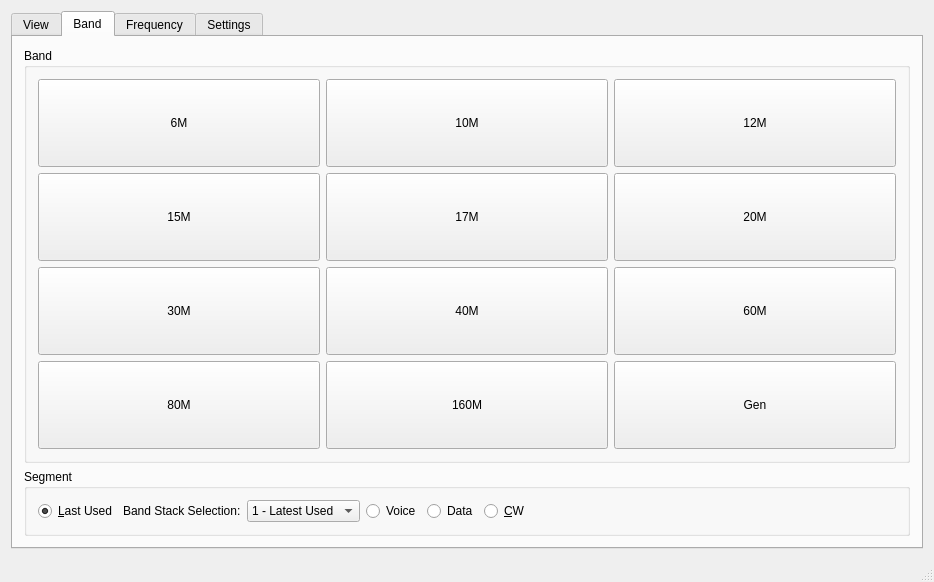
This is wfmain.ui in adecarolis/wfweb as Qt 5 draws it before an edit. The edited form follows.
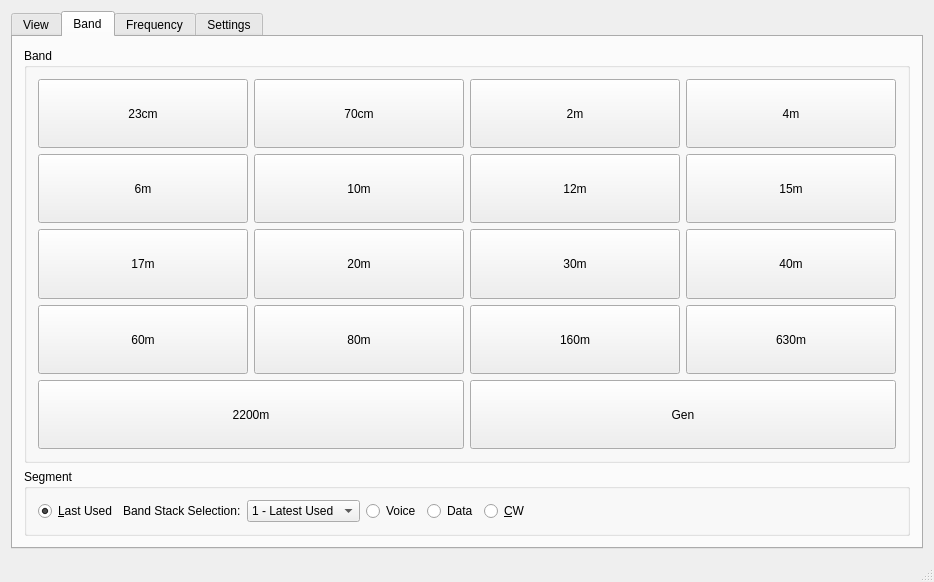
This is the edited form. The open tabs and pages were chosen to show the change. Custom widgets are drawn as their Qt base class.

Commit message: Added dynamic band buttons. Fixed multiple bugs related to various differences in band stacking register addresses (for example, the GEN band on the 705 has a different address from the 7100 and the 7300). This code was only tested with the 9700.

```diff
--- a/wfmain.ui
+++ b/wfmain.ui
@@ -830,6 +830,92 @@
            <string>Band</string>
           </property>
           <layout class="QVBoxLayout" name="verticalLayout_6">
+           <item>
+            <layout class="QHBoxLayout" name="horizontalLayout_26">
+             <property name="topMargin">
+              <number>0</number>
+             </property>
+             <property name="rightMargin">
+              <number>0</number>
+             </property>
+             <item>
+              <widget class="QPushButton" name="band23cmbtn">
+               <property name="sizePolicy">
+                <sizepolicy hsizetype="Minimum" vsizetype="MinimumExpanding">
+                 <horstretch>0</horstretch>
+                 <verstretch>0</verstretch>
+                </sizepolicy>
+               </property>
+               <property name="maximumSize">
+                <size>
+                 <width>16777215</width>
+                 <height>128</height>
+                </size>
+               </property>
+               <property name="text">
+                <string>23cm</string>
+               </property>
+              </widget>
+             </item>
+             <item>
+              <widget class="QPushButton" name="band70cmbtn">
+               <property name="sizePolicy">
+                <sizepolicy hsizetype="Minimum" vsizetype="MinimumExpanding">
+                 <horstretch>0</horstretch>
+                 <verstretch>0</verstretch>
+                </sizepolicy>
+               </property>
+               <property name="maximumSize">
+                <size>
+                 <width>16777215</width>
+                 <height>128</height>
+                </size>
+               </property>
+               <property name="text">
+                <string>70cm</string>
+               </property>
+              </widget>
+             </item>
+             <item>
+              <widget class="QPushButton" name="band2mbtn">
+               <property name="sizePolicy">
+                <sizepolicy hsizetype="Minimum" vsizetype="MinimumExpanding">
+                 <horstretch>0</horstretch>
+                 <verstretch>0</verstretch>
+                </sizepolicy>
+               </property>
+               <property name="maximumSize">
+                <size>
+                 <width>16777215</width>
+                 <height>128</height>
+                </size>
+               </property>
+               <property name="text">
+                <string>2m</string>
+               </property>
+              </widget>
+             </item>
+             <item>
+              <widget class="QPushButton" name="band4mbtn">
+               <property name="sizePolicy">
+                <sizepolicy hsizetype="Minimum" vsizetype="MinimumExpanding">
+                 <horstretch>0</horstretch>
+                 <verstretch>0</verstretch>
+                </sizepolicy>
+               </property>
+               <property name="maximumSize">
+                <size>
+                 <width>16777215</width>
+                 <height>128</height>
+                </size>
+               </property>
+               <property name="text">
+                <string>4m</string>
+               </property>
+              </widget>
+             </item>
+            </layout>
+           </item>
            <item>
             <layout class="QHBoxLayout" name="horizontalLayout_8">
              <item>
@@ -840,8 +926,14 @@
                  <verstretch>0</verstretch>
                 </sizepolicy>
                </property>
+               <property name="maximumSize">
+                <size>
+                 <width>16777215</width>
+                 <height>128</height>
+                </size>
+               </property>
                <property name="text">
-                <string>6M</string>
+                <string>6m</string>
                </property>
                <property name="shortcut">
                 <string>6</string>
@@ -856,8 +948,14 @@
                  <verstretch>0</verstretch>
                 </sizepolicy>
                </property>
+               <property name="maximumSize">
+                <size>
+                 <width>16777215</width>
+                 <height>128</height>
+                </size>
+               </property>
                <property name="text">
-                <string>10M</string>
+                <string>10m</string>
                </property>
                <property name="shortcut">
                 <string>1</string>
@@ -872,18 +970,20 @@
                  <verstretch>0</verstretch>
                 </sizepolicy>
                </property>
+               <property name="maximumSize">
+                <size>
+                 <width>16777215</width>
+                 <height>128</height>
+                </size>
+               </property>
                <property name="text">
-                <string>12M</string>
+                <string>12m</string>
                </property>
                <property name="shortcut">
                 <string>T</string>
                </property>
               </widget>
              </item>
-            </layout>
-           </item>
-           <item>
-            <layout class="QHBoxLayout" name="horizontalLayout_9">
              <item>
               <widget class="QPushButton" name="band15mbtn">
                <property name="sizePolicy">
@@ -892,14 +992,24 @@
                  <verstretch>0</verstretch>
                 </sizepolicy>
                </property>
+               <property name="maximumSize">
+                <size>
+                 <width>16777215</width>
+                 <height>128</height>
+                </size>
+               </property>
                <property name="text">
-                <string>15M</string>
+                <string>15m</string>
                </property>
                <property name="shortcut">
                 <string>5</string>
                </property>
               </widget>
              </item>
+            </layout>
+           </item>
+           <item>
+            <layout class="QHBoxLayout" name="horizontalLayout_9">
              <item>
               <widget class="QPushButton" name="band17mbtn">
                <property name="sizePolicy">
@@ -908,8 +1018,14 @@
                  <verstretch>0</verstretch>
                 </sizepolicy>
                </property>
+               <property name="maximumSize">
+                <size>
+                 <width>16777215</width>
+                 <height>128</height>
+                </size>
+               </property>
                <property name="text">
-                <string>17M</string>
+                <string>17m</string>
                </property>
                <property name="shortcut">
                 <string>7</string>
@@ -924,18 +1040,20 @@
                  <verstretch>0</verstretch>
                 </sizepolicy>
                </property>
+               <property name="maximumSize">
+                <size>
+                 <width>16777215</width>
+                 <height>128</height>
+                </size>
+               </property>
                <property name="text">
-                <string>20M</string>
+                <string>20m</string>
                </property>
                <property name="shortcut">
                 <string>2</string>
                </property>
               </widget>
              </item>
-            </layout>
-           </item>
-           <item>
-            <layout class="QHBoxLayout" name="horizontalLayout_10">
              <item>
               <widget class="QPushButton" name="band30mbtn">
                <property name="sizePolicy">
@@ -944,8 +1062,14 @@
                  <verstretch>0</verstretch>
                 </sizepolicy>
                </property>
+               <property name="maximumSize">
+                <size>
+                 <width>16777215</width>
+                 <height>128</height>
+                </size>
+               </property>
                <property name="text">
-                <string>30M</string>
+                <string>30m</string>
                </property>
                <property name="shortcut">
                 <string>3</string>
@@ -960,14 +1084,24 @@
                  <verstretch>0</verstretch>
                 </sizepolicy>
                </property>
+               <property name="maximumSize">
+                <size>
+                 <width>16777215</width>
+                 <height>128</height>
+                </size>
+               </property>
                <property name="text">
-                <string>40M</string>
+                <string>40m</string>
                </property>
                <property name="shortcut">
                 <string>4</string>
                </property>
               </widget>
              </item>
+            </layout>
+           </item>
+           <item>
+            <layout class="QHBoxLayout" name="horizontalLayout_10">
              <item>
               <widget class="QPushButton" name="band60mbtn">
                <property name="sizePolicy">
@@ -976,18 +1110,20 @@
                  <verstretch>0</verstretch>
                 </sizepolicy>
                </property>
+               <property name="maximumSize">
+                <size>
+                 <width>16777215</width>
+                 <height>128</height>
+                </size>
+               </property>
                <property name="text">
-                <string>60M</string>
+                <string>60m</string>
                </property>
                <property name="shortcut">
                 <string>S</string>
                </property>
               </widget>
              </item>
-            </layout>
-           </item>
-           <item>
-            <layout class="QHBoxLayout" name="horizontalLayout_11">
              <item>
               <widget class="QPushButton" name="band80mbtn">
                <property name="sizePolicy">
@@ -996,8 +1132,14 @@
                  <verstretch>0</verstretch>
                 </sizepolicy>
                </property>
+               <property name="maximumSize">
+                <size>
+                 <width>16777215</width>
+                 <height>128</height>
+                </size>
+               </property>
                <property name="text">
-                <string>80M</string>
+                <string>80m</string>
                </property>
                <property name="shortcut">
                 <string>8</string>
@@ -1012,8 +1154,14 @@
                  <verstretch>0</verstretch>
                 </sizepolicy>
                </property>
+               <property name="maximumSize">
+                <size>
+                 <width>16777215</width>
+                 <height>128</height>
+                </size>
+               </property>
                <property name="text">
-                <string>160M</string>
+                <string>160m</string>
                </property>
                <property name="shortcut">
                 <string>L</string>
@@ -1021,6 +1169,48 @@
               </widget>
              </item>
              <item>
+              <widget class="QPushButton" name="band630mbtn">
+               <property name="sizePolicy">
+                <sizepolicy hsizetype="Minimum" vsizetype="MinimumExpanding">
+                 <horstretch>0</horstretch>
+                 <verstretch>0</verstretch>
+                </sizepolicy>
+               </property>
+               <property name="maximumSize">
+                <size>
+                 <width>16777215</width>
+                 <height>128</height>
+                </size>
+               </property>
+               <property name="text">
+                <string>630m</string>
+               </property>
+              </widget>
+             </item>
+            </layout>
+           </item>
+           <item>
+            <layout class="QHBoxLayout" name="horizontalLayout_11">
+             <item>
+              <widget class="QPushButton" name="band2200mbtn">
+               <property name="sizePolicy">
+                <sizepolicy hsizetype="Minimum" vsizetype="MinimumExpanding">
+                 <horstretch>0</horstretch>
+                 <verstretch>0</verstretch>
+                </sizepolicy>
+               </property>
+               <property name="maximumSize">
+                <size>
+                 <width>16777215</width>
+                 <height>128</height>
+                </size>
+               </property>
+               <property name="text">
+                <string>2200m</string>
+               </property>
+              </widget>
+             </item>
+             <item>
               <widget class="QPushButton" name="bandGenbtn">
                <property name="sizePolicy">
                 <sizepolicy hsizetype="Minimum" vsizetype="MinimumExpanding">
@@ -1028,6 +1218,12 @@
                  <verstretch>0</verstretch>
                 </sizepolicy>
                </property>
+               <property name="maximumSize">
+                <size>
+                 <width>16777215</width>
+                 <height>128</height>
+                </size>
+               </property>
                <property name="text">
                 <string>Gen</string>
                </property>
```
Left out of the diff: 5 changed lines with no effect on the pictures. The commit also changes 4 other files.
